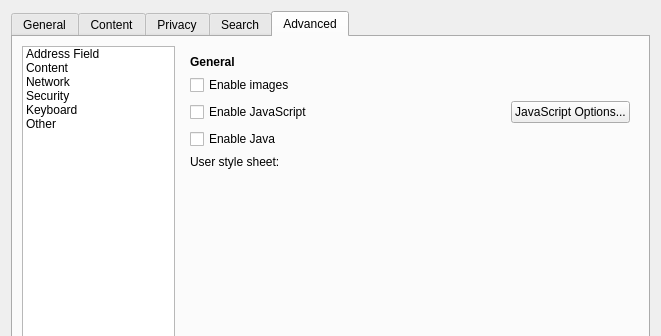
Before: the Qt Designer form src/ui/PreferencesDialog.ui in OtterBrowser/otter-browser, drawn with Qt 5; both pictures show x 0 to 661 and y 0 to 336 of the 661 by 621 pixel window.
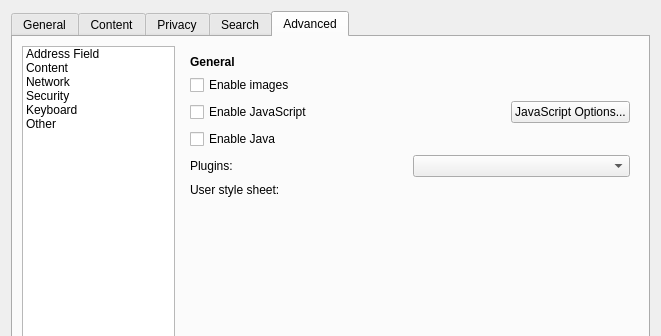
After: the same form once the commit is applied. The open tabs and pages were chosen to show the change. Custom widgets are drawn as their Qt base class.

Commit message: Added on-demand plugins support. #534

Patch:
```diff
--- a/src/ui/PreferencesDialog.ui
+++ b/src/ui/PreferencesDialog.ui
@@ -1445,6 +1445,20 @@
              </property>
             </widget>
            </item>
+           <item>
+            <layout class="QHBoxLayout" name="pluginsLayout">
+             <item>
+              <widget class="QLabel" name="pluginsLabel">
+               <property name="text">
+                <string>Plugins:</string>
+               </property>
+              </widget>
+             </item>
+             <item>
+              <widget class="QComboBox" name="pluginsComboBox"/>
+             </item>
+            </layout>
+           </item>
            <item>
             <layout class="QHBoxLayout" name="userStyleSheetLayout">
              <item>
```
Left out of the diff: 95 changed lines with no effect on the pictures. The commit also changes 14 other files.
